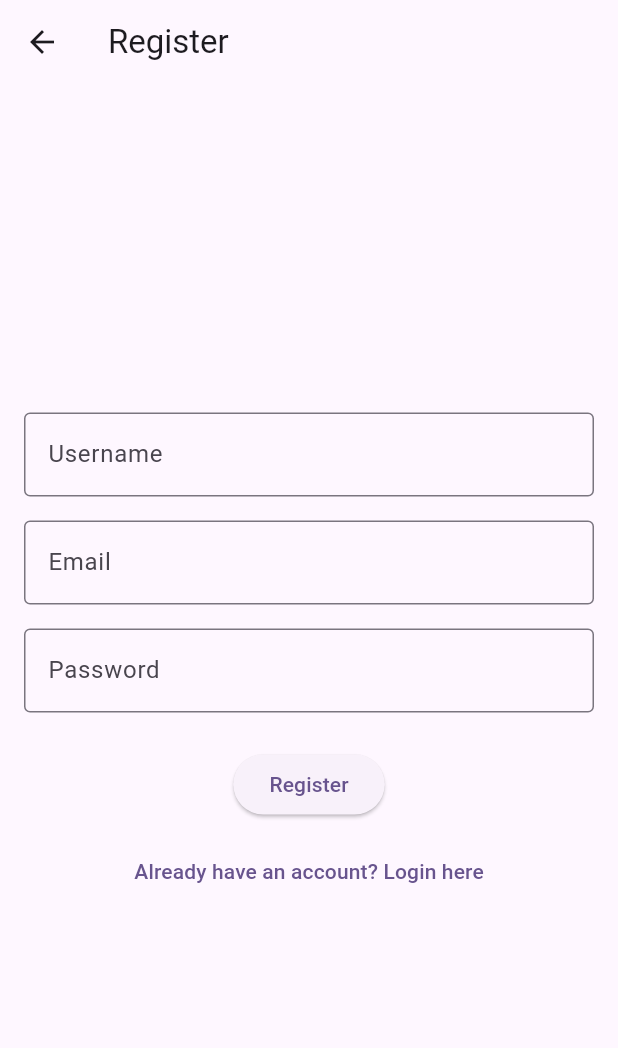
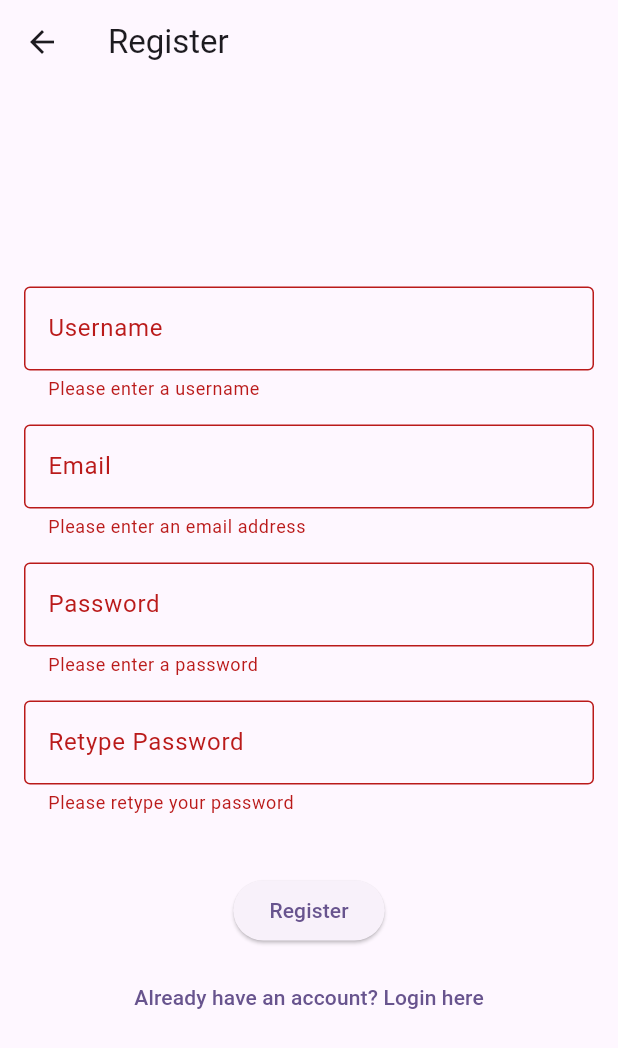
Before and after one commit to YummyFrog/Capstone-II-Appademics, a Flutter app: the RegisterScreen screen opened directly, after a tap on "Register", on a phone screen of 412 x 824 dp. Shown: the top 1048 px of the screen. Run offline on Flutter 3.47's test engine with Material 3 defaults, Android fonts, the phone set to English and light mode, and no system bars; our stand-ins replace permission_handler, sqflite_common_ffi, table_calendar; missing offline and left inert: qr_code_scanner; accounts and stored records are empty.

Commit message:
stronger password requirements for account registration

```diff
--- a/lib/register_screen.dart
+++ b/lib/register_screen.dart
@@ -1,7 +1,82 @@
 import 'package:flutter/material.dart';
+import 'package:appademics/login_screen.dart';
 
-class RegisterScreen extends StatelessWidget {
+class RegisterScreen extends StatefulWidget {
   const RegisterScreen({super.key});
+
+  @override
+  _RegisterScreenState createState() => _RegisterScreenState();
+}
+
+class _RegisterScreenState extends State<RegisterScreen> {
+  final _formKey = GlobalKey<FormState>();
+  final _usernameController = TextEditingController();
+  final _emailController = TextEditingController();
+  final _passwordController = TextEditingController();
+  final _retypePasswordController = TextEditingController();
+  String _errorMessage = '';
+
+  // Validate password requirements
+  bool _validatePassword(String password) {
+    // Check for at least one capital letter
+    final hasCapitalLetter = RegExp(r'[A-Z]').hasMatch(password);
+    // Check for at least one number
+    final hasNumber = RegExp(r'[0-9]').hasMatch(password);
+
+    return hasCapitalLetter && hasNumber;
+  }
+
+  // Validate email format
+  bool _validateEmail(String email) {
+    final emailRegex = RegExp(r'^[\w-\.]+@([\w-]+\.)+[\w-]{2,4}$');
+    return emailRegex.hasMatch(email);
+  }
+
+  void _register() {
+    if (_formKey.currentState!.validate()) {
+      final username = _usernameController.text.trim();
+      final email = _emailController.text.trim();
+      final password = _passwordController.text.trim();
+      final retypePassword = _retypePasswordController.text.trim();
+
+      // Check if passwords match
+      if (password != retypePassword) {
+        setState(() {
+          _errorMessage = 'Passwords do not match';
+        });
+        return;
+      }
+
+      // Check password requirements
+      if (!_validatePassword(password)) {
+        setState(() {
+          _errorMessage = 'Password must contain at least one capital letter and one number';
+        });
+        return;
+      }
+
+      // Check email format
+      if (!_validateEmail(email)) {
+        setState(() {
+          _errorMessage = 'Please enter a valid email address';
+        });
+        return;
+      }
+
+      // If everything is valid, navigate to the login screen
+      setState(() {
+        _errorMessage = ''; // Clear any error message
+      });
+
+      // For now, just navigate to the login screen
+      Navigator.pushReplacement(
+        context,
+        MaterialPageRoute(
+          builder: (context) => const LoginPage(),
+        ),
+      );
+    }
+  }
 
   @override
   Widget build(BuildContext context) {
@@ -11,35 +86,77 @@ class RegisterScreen extends StatelessWidget {
       ),
       body: Padding(
         padding: const EdgeInsets.all(16.0),
+        child: Form(
+          key: _formKey,
           child: Column(
             mainAxisAlignment: MainAxisAlignment.center,
             children: <Widget>[
               TextFormField(
+                controller: _usernameController,
                 decoration: const InputDecoration(
                   labelText: 'Username',
                   border: OutlineInputBorder(),
                 ),
+                validator: (value) {
+                  if (value == null || value.isEmpty) {
+                    return 'Please enter a username';
+                  }
+                  return null;
+                },
               ),
               const SizedBox(height: 16.0),
               TextFormField(
+                controller: _emailController,
                 decoration: const InputDecoration(
                   labelText: 'Email',
                   border: OutlineInputBorder(),
                 ),
+                validator: (value) {
+                  if (value == null || value.isEmpty) {
+                    return 'Please enter an email address';
+                  }
+                  return null;
+                },
               ),
               const SizedBox(height: 16.0),
               TextFormField(
+                controller: _passwordController,
                 decoration: const InputDecoration(
                   labelText: 'Password',
                   border: OutlineInputBorder(),
                 ),
                 obscureText: true,
+                validator: (value) {
+                  if (value == null || value.isEmpty) {
+                    return 'Please enter a password';
+                  }
+                  return null;
+                },
+              ),
+              const SizedBox(height: 16.0),
+              TextFormField(
+                controller: _retypePasswordController,
+                decoration: const InputDecoration(
+                  labelText: 'Retype Password',
+                  border: OutlineInputBorder(),
+                ),
+                obscureText: true,
+                validator: (value) {
+                  if (value == null || value.isEmpty) {
+                    return 'Please retype your password';
+                  }
+                  return null;
+                },
               ),
               const SizedBox(height: 24.0),
+              if (_errorMessage.isNotEmpty)
+                Text(
+                  _errorMessage,
+                  style: const TextStyle(color: Colors.red),
+                ),
+              const SizedBox(height: 16.0),
               ElevatedButton(
-              onPressed: () {
-                // Handle registration logic here
-              },
+                onPressed: _register,
                 child: const Text('Register'),
               ),
               const SizedBox(height: 10),
@@ -52,6 +169,7 @@ class RegisterScreen extends StatelessWidget {
             ],
           ),
         ),
+      ),
     );
   }
 }
```
Lines whose indentation alone changed are shown as unchanged.
